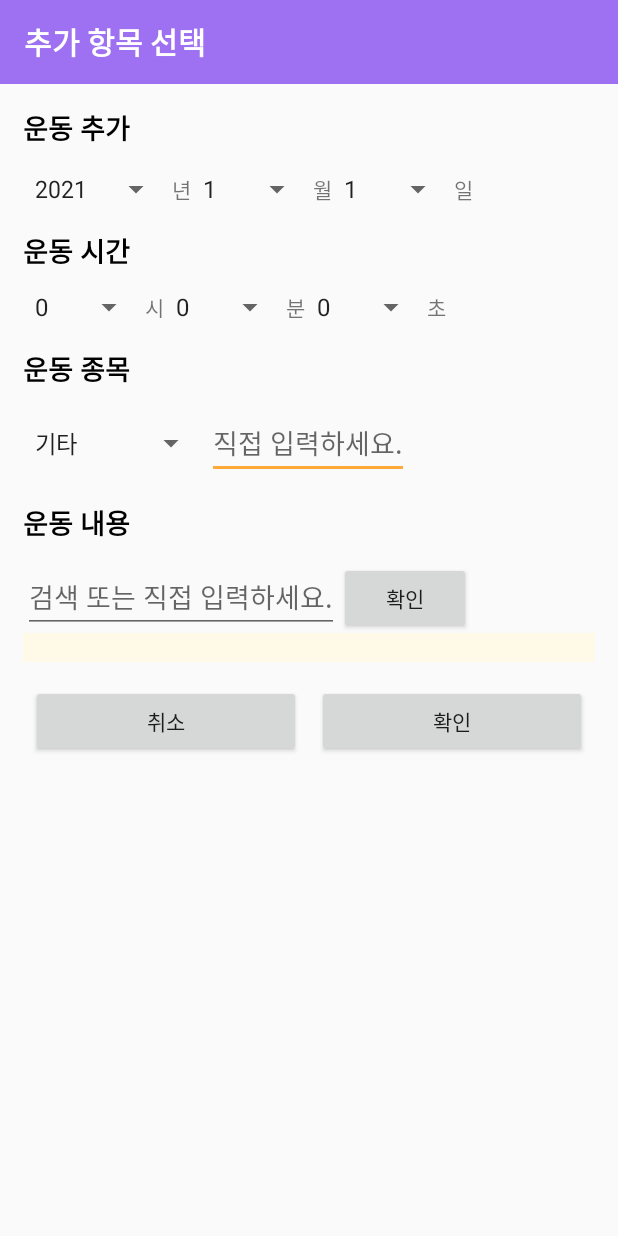
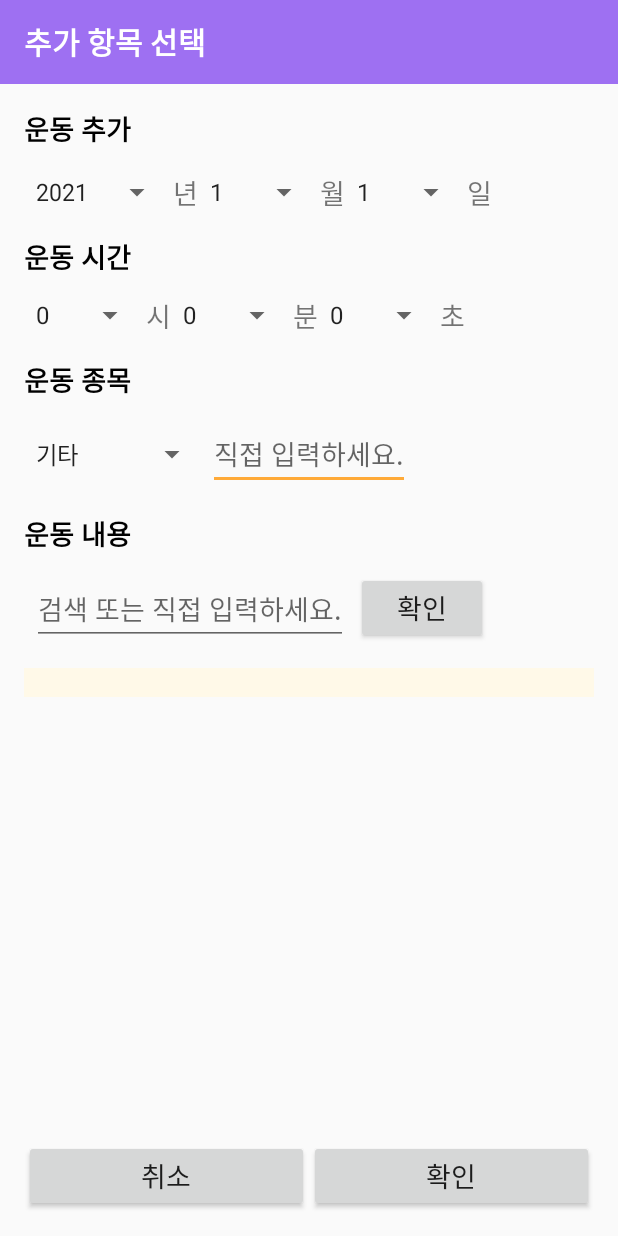
Before and after one commit to 971021hr/dandan_app_final, an Android app: the layout fragment_menu3_1.xml on its own in the app's theme, with its tools: preview values and no code run, on a phone screen of 412 x 824 dp. Run offline under Robolectric (Android 15) with nearby library versions, the phone set to English and light mode, and no system bars.

Commit message:
4월 15일 디자인 이것저것

```diff
--- a/app/src/main/res/layout/fragment_menu3_1.xml
+++ b/app/src/main/res/layout/fragment_menu3_1.xml
@@ -26,187 +26,227 @@
 
     <ScrollView
         android:layout_width="match_parent"
-        android:layout_height="match_parent">
+        android:layout_height="wrap_content">
+
         <LinearLayout
             android:id="@+id/layout_menuadd1"
             android:layout_width="match_parent"
             android:layout_height="match_parent"
+            android:layout_marginLeft="16dp"
+            android:layout_marginTop="16dp"
+            android:layout_marginRight="16dp"
             android:orientation="vertical"
-            android:visibility="visible"
-            android:layout_margin="15dp">
+            android:visibility="visible">
 
             <TextView
                 android:layout_width="wrap_content"
                 android:layout_height="wrap_content"
                 android:text="운동 추가"
+                android:textColor="#000000"
                 android:textSize="18sp"
-                android:textColor="#000000"
                 android:textStyle="bold" />
 
             <LinearLayout
-                android:layout_marginTop="15dp"
                 android:layout_width="wrap_content"
                 android:layout_height="wrap_content"
+                android:layout_marginTop="15dp"
                 android:orientation="horizontal">
 
                 <Spinner
                     android:id="@+id/spinner_year"
                     android:layout_width="match_parent"
                     android:layout_height="wrap_content"
-                    android:entries="@array/add_year">
-                </Spinner>
+                    android:layout_gravity="center"
+                    android:entries="@array/add_year"></Spinner>
+
                 <TextView
                     android:layout_width="wrap_content"
                     android:layout_height="wrap_content"
-                    android:text="년"></TextView>
+                    android:text="년"
+                    android:textSize="18sp"></TextView>
+
                 <Spinner
                     android:id="@+id/spinner_month"
                     android:layout_width="match_parent"
                     android:layout_height="wrap_content"
-                    android:entries="@array/add_month">
-                </Spinner>
+                    android:layout_gravity="center"
+                    android:entries="@array/add_month"></Spinner>
+
                 <TextView
                     android:layout_width="wrap_content"
                     android:layout_height="wrap_content"
-                    android:text="월"></TextView>
+                    android:text="월"
+                    android:textSize="18sp"></TextView>
+
                 <Spinner
                     android:id="@+id/spinner_day"
                     android:layout_width="match_parent"
                     android:layout_height="wrap_content"
-                    android:entries="@array/add_day">
-                </Spinner>
+                    android:layout_gravity="center"
+                    android:entries="@array/add_day"></Spinner>
 
                 <TextView
                     android:layout_width="wrap_content"
                     android:layout_height="wrap_content"
-                    android:text="일"></TextView>
+                    android:text="일"
+                    android:textSize="18sp"></TextView>
             </LinearLayout>
 
             <TextView
-                android:layout_marginTop="15dp"
                 android:layout_width="wrap_content"
                 android:layout_height="wrap_content"
-                android:textStyle="bold"
+                android:layout_marginTop="15dp"
+                android:text="운동 시간"
+                android:textColor="@color/black"
                 android:textSize="18sp"
-                android:textColor="@color/black"
-                android:text="운동 시간"></TextView>
+                android:textStyle="bold"></TextView>
 
             <LinearLayout
-                android:layout_marginTop="12dp"
                 android:layout_width="wrap_content"
                 android:layout_height="wrap_content"
+                android:layout_marginTop="12dp"
                 android:orientation="horizontal">
+
                 <Spinner
                     android:id="@+id/spinner_h"
                     android:layout_width="match_parent"
                     android:layout_height="wrap_content"
-                    android:entries="@array/hours">
-                </Spinner>
+                    android:layout_gravity="center"
+                    android:entries="@array/hours"></Spinner>
+
                 <TextView
                     android:layout_width="wrap_content"
                     android:layout_height="wrap_content"
-                    android:text="시"></TextView>
+                    android:text="시"
+                    android:textSize="18sp"></TextView>
+
                 <Spinner
                     android:id="@+id/spinner_m"
                     android:layout_width="match_parent"
                     android:layout_height="wrap_content"
-                    android:entries="@array/minutes">
-                </Spinner>
+                    android:layout_gravity="center"
+                    android:entries="@array/minutes"></Spinner>
+
                 <TextView
                     android:layout_width="wrap_content"
                     android:layout_height="wrap_content"
-                    android:text="분"></TextView>
+                    android:text="분"
+                    android:textSize="18sp"></TextView>
+
                 <Spinner
                     android:id="@+id/spinner_s"
                     android:layout_width="match_parent"
                     android:layout_height="wrap_content"
-                    android:entries="@array/seconds">
-                </Spinner>
+                    android:layout_gravity="center"
+                    android:entries="@array/seconds"></Spinner>
+
                 <TextView
                     android:layout_width="wrap_content"
                     android:layout_height="wrap_content"
-                    android:text="초"></TextView>
+                    android:text="초"
+                    android:textSize="18sp"></TextView>
             </LinearLayout>
+
             <TextView
-                android:layout_marginTop="15dp"
                 android:layout_width="wrap_content"
                 android:layout_height="wrap_content"
-                android:textStyle="bold"
+                android:layout_marginTop="15dp"
+                android:text="운동 종목"
+                android:textColor="@color/black"
                 android:textSize="18sp"
-                android:textColor="@color/black"
-                android:text="운동 종목"></TextView>
+                android:textStyle="bold"></TextView>
+
             <LinearLayout
-                android:layout_marginTop="12dp"
                 android:layout_width="wrap_content"
                 android:layout_height="wrap_content"
+                android:layout_marginTop="12dp"
                 android:orientation="horizontal">
+
                 <Spinner
                     android:id="@+id/ex_sort"
                     android:layout_width="wrap_content"
                     android:layout_height="wrap_content"
+                    android:layout_gravity="center"
                     android:entries="@array/ex_sort">
 
                 </Spinner>
+
                 <EditText
                     android:layout_width="wrap_content"
                     android:layout_height="wrap_content"
-                    android:hint="직접 입력하세요."></EditText>
+                    android:hint="직접 입력하세요."
+                    android:textSize="18sp"></EditText>
             </LinearLayout>
+
             <TextView
-                android:layout_marginTop="15dp"
                 android:layout_width="wrap_content"
                 android:layout_height="wrap_content"
-                android:textStyle="bold"
+                android:layout_marginTop="15dp"
+                android:text="운동 내용"
+                android:textColor="@color/black"
                 android:textSize="18sp"
-                android:textColor="@color/black"
-                android:text="운동 내용"></TextView>
+                android:textStyle="bold"></TextView>
+
             <LinearLayout
-                android:layout_marginTop="12dp"
                 android:layout_width="wrap_content"
                 android:layout_height="wrap_content"
+                android:layout_marginTop="12dp"
                 android:orientation="horizontal">
+
                 <EditText
                     android:id="@+id/text_input"
                     android:layout_width="wrap_content"
                     android:layout_height="wrap_content"
+                    android:layout_marginLeft="5dp"
+                    android:layout_marginRight="5dp"
                     android:hint="검색 또는 직접 입력하세요."></EditText>
+
                 <Button
                     android:id="@+id/btn_ex"
                     android:layout_width="wrap_content"
                     android:layout_height="wrap_content"
-                    android:text="확인">
+                    android:text="확인"
+                    android:textSize="18sp">
 
                 </Button>
             </LinearLayout>
+
             <TextView
                 android:id="@+id/text_output"
-                android:background="@color/background_orange"
                 android:layout_width="match_parent"
-                android:layout_height="wrap_content">
-            </TextView>
+                android:layout_height="wrap_content"
+                android:layout_marginTop="16dp"
+                android:layout_marginBottom="16dp"
+                android:background="@color/background_orange"></TextView>
+
+        </LinearLayout>
+    </ScrollView>
+
     <LinearLayout
+        android:layout_width="match_parent"
+        android:layout_height="match_parent"
+        android:layout_marginLeft="16dp"
+        android:layout_marginRight="16dp"
+        android:layout_marginBottom="16dp"
         android:gravity="bottom"
-                android:paddingBottom="15dp"
-                android:paddingTop="10dp"
-                android:weightSum="1"
-                android:layout_margin="5dp"
-                android:orientation="horizontal"
-                android:layout_width="match_parent"
-                android:layout_height="match_parent">
+        android:orientation="horizontal">
+
         <Button
             android:id="@+id/btn_runcancel"
-                    android:layout_marginRight="5dp"
-                    android:layout_width="0dp"
+            android:layout_width="wrap_content"
             android:layout_height="wrap_content"
-                    android:layout_weight="0.5"
-                    android:text="취소"></Button>
+            android:layout_weight="1"
+            android:padding="10dp"
+            android:text="취소"
+            android:textSize="18sp"></Button>
+
         <Button
-                    android:layout_marginLeft="5dp"
-                    android:layout_width="0dp"
+            android:layout_width="wrap_content"
             android:layout_height="wrap_content"
-                    android:layout_weight="0.5"
-                    android:text="확인"></Button>
+            android:layout_weight="1"
+            android:padding="10dp"
+            android:text="확인"
+            android:textSize="18sp"></Button>
     </LinearLayout>
+
 </LinearLayout>
-    </ScrollView>
-</LinearLayout>
--- a/app/src/main/res/layout/nickname_layout.xml
+++ b/app/src/main/res/layout/nickname_layout.xml
@@ -16,7 +16,7 @@
     <LinearLayout
         android:layout_width="match_parent"
         android:layout_height="match_parent"
-        android:layout_margin="15dp"
+        android:layout_margin="16dp"
         android:orientation="vertical">
 
         <TextView
--- a/app/src/main/res/layout/password_layout.xml
+++ b/app/src/main/res/layout/password_layout.xml
@@ -27,7 +27,7 @@
             android:layout_marginBottom="15dp"
             android:text="비밀번호 변경"
             android:textColor="#000000"
-            android:textSize="24sp"
+            android:textSize="18sp"
             android:textStyle="bold" />
 
         <TextView
--- a/app/src/main/res/layout/private_layout.xml
+++ b/app/src/main/res/layout/private_layout.xml
@@ -17,8 +17,9 @@
     <LinearLayout
         android:layout_width="match_parent"
         android:layout_height="match_parent"
-        android:layout_margin="15dp"
+        android:layout_margin="16dp"
         android:orientation="vertical">
+
         <ListView
             android:id="@+id/list_view3"
             android:layout_width="match_parent"
```
Also changed, not shown: app/src/main/res/layout/fragment_menu2.xml (+12 -10 lines), app/src/main/res/layout/fragment_menu3.xml (+17 -11 lines), app/src/main/res/layout/fragment_menu3_2.xml (+87 -57 lines), app/src/main/res/layout/fragment_menu4.xml (+22 -13 lines), app/src/main/res/layout/fragment_menu5.xml (+8 -9 lines). Lines whose indentation alone changed are shown as unchanged.
